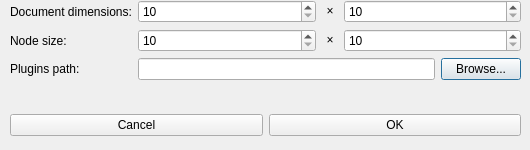
The window that preferencesdialog.ui (torunar/sve) describes before a commit, drawn with Qt 5.
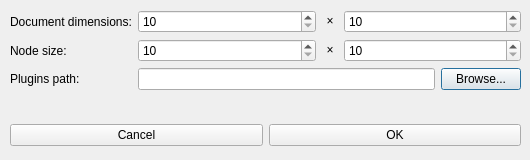
The same window after the commit.

The edit to the form file:
```diff
--- a/preferencesdialog.ui
+++ b/preferencesdialog.ui
@@ -7,7 +7,7 @@
     <x>0</x>
     <y>0</y>
     <width>530</width>
-    <height>150</height>
+    <height>160</height>
    </rect>
   </property>
   <property name="sizePolicy">
@@ -19,13 +19,13 @@
   <property name="minimumSize">
    <size>
     <width>530</width>
-    <height>150</height>
+    <height>160</height>
    </size>
   </property>
   <property name="maximumSize">
    <size>
     <width>530</width>
-    <height>150</height>
+    <height>160</height>
    </size>
   </property>
   <property name="windowTitle">
@@ -35,7 +35,7 @@
    <property name="geometry">
     <rect>
      <x>10</x>
-     <y>0</y>
+     <y>10</y>
      <width>511</width>
      <height>101</height>
     </rect>
@@ -199,7 +199,7 @@
    <property name="geometry">
     <rect>
      <x>10</x>
-     <y>110</y>
+     <y>120</y>
      <width>511</width>
      <height>31</height>
     </rect>
```
